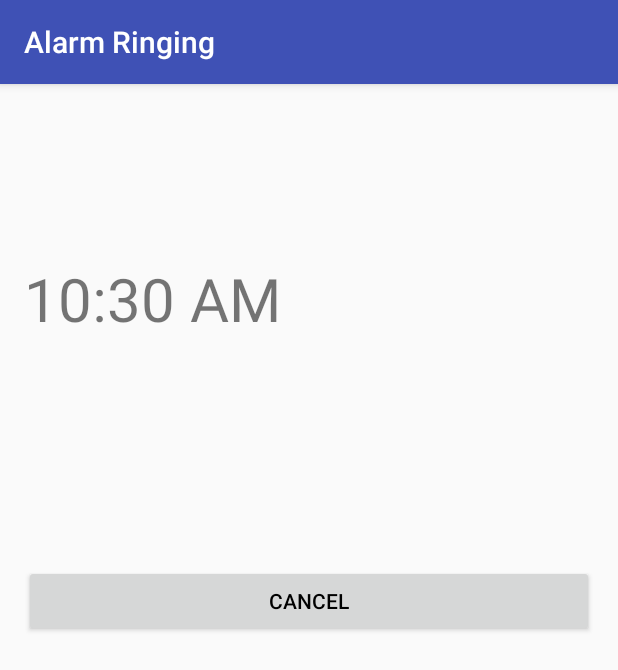
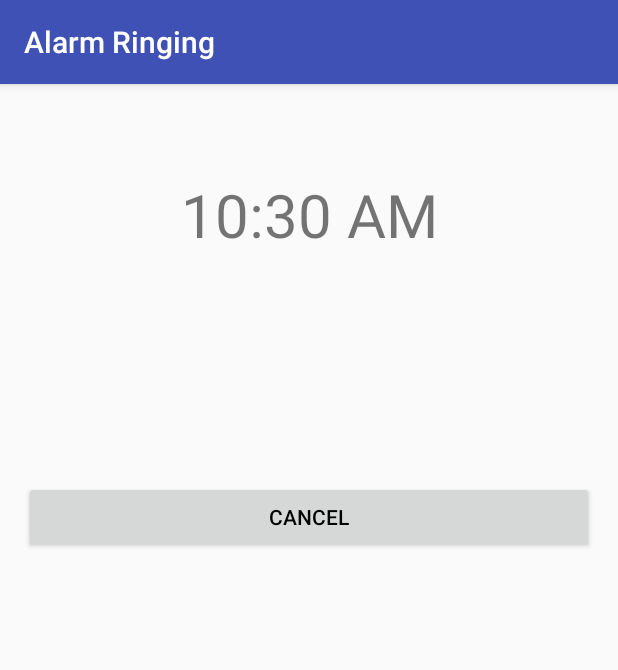
Before and after one commit to AVI5HEK/YourAlarm, an Android app: the RingAlarmActivity screen opened directly, with no data from a screen before it, on a phone screen of 412 x 824 dp. Shown: the top 670 px of the screen. Run offline under Robolectric (Android 15) with nearby library versions, the phone set to English and light mode, and no system bars; 3 statements that could not run were skipped.

```diff
--- a/app/src/main/java/com/framgia/alarm/RingAlarmActivity.java
+++ b/app/src/main/java/com/framgia/alarm/RingAlarmActivity.java
@@ -1,9 +1,12 @@
 package com.framgia.alarm;
 
-import android.media.Ringtone;
-import android.media.RingtoneManager;
+import android.content.Context;
+import android.content.Intent;
+import android.media.AudioManager;
+import android.media.MediaPlayer;
 import android.net.Uri;
 import android.os.Bundle;
+import android.os.Vibrator;
 import android.support.v7.app.AppCompatActivity;
 import android.support.v7.widget.Toolbar;
 import android.view.View;
@@ -13,13 +16,16 @@ import android.widget.Toast;
 
 import com.framgia.alarm.utils.Constants;
 
+import java.io.IOException;
 import java.text.SimpleDateFormat;
 import java.util.Calendar;
 import java.util.Locale;
 
-public class RingAlarmActivity extends AppCompatActivity {
+public class RingAlarmActivity extends AppCompatActivity implements View.OnClickListener, View.OnLongClickListener {
     private TextView mTime, mLabel;
     private Button mButtonCancel;
+    private MediaPlayer mMediaPlayer;
+    private Vibrator mVibrator;
 
     @Override
     protected void onCreate(Bundle savedInstanceState) {
@@ -27,21 +33,59 @@ public class RingAlarmActivity extends AppCompatActivity {
         setContentView(R.layout.activity_ring_alarm);
         Toolbar toolbar = (Toolbar) findViewById(R.id.toolbar);
         setSupportActionBar(toolbar);
-        Toast.makeText(getApplicationContext(), "working", Toast.LENGTH_LONG).show();
+        mInitializeViews();
+        try {
+            mPlayRingtone();
+        } catch (IOException e) {
+            e.printStackTrace();
+        }
+        mTime.setText(new SimpleDateFormat(Constants.HOUR_MINUTE, Locale.US).format(Calendar
+                .getInstance().getTime()));
+        mLabel.setText(getIntent().getExtras().getString(Constants.LABEL));
+        mButtonCancel.setOnClickListener(this);
+        mButtonCancel.setOnLongClickListener(this);
+    }
+
+    private void mPlayRingtone() throws IOException {
+        mVibrator = (Vibrator) getApplicationContext().getSystemService(Context
+                .VIBRATOR_SERVICE);
+        mVibrator.vibrate(Constants.VIBRATOR_TIME);
+        Uri uri = Uri.parse(getIntent().getExtras().getString(Constants.URI));
+        mMediaPlayer = new MediaPlayer();
+        mMediaPlayer.setDataSource(this, uri);
+        final AudioManager audioManager = (AudioManager) getSystemService(Context.AUDIO_SERVICE);
+        if (audioManager.getStreamVolume(AudioManager.STREAM_RING) != Constants.INT_ZERO) {
+            mMediaPlayer.setAudioStreamType(AudioManager.STREAM_RING);
+            mMediaPlayer.setLooping(true);
+            mMediaPlayer.prepare();
+            mMediaPlayer.start();
+        }
+    }
+
+    private void mInitializeViews() {
         mTime = (TextView) findViewById(R.id.text_time);
         mLabel = (TextView) findViewById(R.id.text_label);
         mButtonCancel = (Button) findViewById(R.id.button_dismiss);
-        Uri uri = Uri.parse(getIntent().getExtras().getString(Constants.URI));
-        Ringtone ringtone = RingtoneManager.getRingtone(getApplicationContext(), uri);
-        ringtone.play();
-        mTime.setText(new SimpleDateFormat(Constants.HOUR_MINUTE, Locale.US).format(Calendar
-                .getInstance().getTime()));
-        mLabel.setText(getIntent().getExtras().getString(Constants.LABEL));
-        mButtonCancel.setOnClickListener(new View.OnClickListener() {
-            @Override
-            public void onClick(View v) {
-                finish();
-            }
-        });
+    }
+
+    @Override
+    public void onClick(View v) {
+        if (v.getId() == R.id.button_dismiss)
+            Toast.makeText(getApplicationContext(), getString(R.string
+                    .toast_message_ring_alarm_activity), Toast.LENGTH_LONG).show();
+    }
+
+    @Override
+    public boolean onLongClick(View v) {
+        if (v.getId() == R.id.button_dismiss) {
+            mMediaPlayer.stop();
+            mVibrator.cancel();
+            Intent homeIntent = new Intent(Intent.ACTION_MAIN);
+            homeIntent.addCategory(Intent.CATEGORY_HOME);
+            homeIntent.setFlags(Intent.FLAG_ACTIVITY_CLEAR_TOP);
+            startActivity(homeIntent);
+            finish();
+        }
+        return false;
     }
 }
--- a/app/src/main/java/com/framgia/alarm/utils/Constants.java
+++ b/app/src/main/java/com/framgia/alarm/utils/Constants.java
@@ -13,6 +13,7 @@ public class Constants {
     public static final String EMPTY_STRING = "";
     public static final String HOUR_MINUTE = "hh:mm a";
     public static final long ALARM_INTERVAL = 24 * 60 * 60 * 1000;
+    public static final int VIBRATOR_TIME = 2000;
     public static final int OFF = 0;
     public static final int ON = 1;
     public static final int INT_ZERO = 0;
--- a/app/src/main/res/drawable/list_selector.xml
+++ b/app/src/main/res/drawable/list_selector.xml
@@ -1,6 +1,6 @@
 <?xml version="1.0" encoding="utf-8"?>
 <selector xmlns:android="http://schemas.android.com/apk/res/android">
-    <item android:state_focused="true" android:drawable="@color/colorPrimary" />
-    <item android:state_pressed="true" android:drawable="@color/colorPrimary" />
+    <item android:state_focused="true" android:drawable="@color/colorAccent" />
+    <item android:state_pressed="true" android:drawable="@color/colorAccent" />
     <item android:drawable="@android:color/transparent" />
 </selector>
--- a/app/src/main/res/layout/content_ring_alarm.xml
+++ b/app/src/main/res/layout/content_ring_alarm.xml
@@ -1,8 +1,12 @@
 <?xml version="1.0" encoding="utf-8"?>
-<LinearLayout
+<ScrollView
     xmlns:android="http://schemas.android.com/apk/res/android"
     xmlns:app="http://schemas.android.com/apk/res-auto"
     xmlns:tools="http://schemas.android.com/tools"
+    android:layout_width="match_parent"
+    android:layout_height="match_parent">
+
+    <LinearLayout
         android:layout_width="match_parent"
         android:layout_height="match_parent"
         android:orientation="vertical"
@@ -16,16 +20,18 @@
 
         <TextView
             android:id="@+id/text_time"
-        android:layout_width="wrap_content"
+            android:layout_width="match_parent"
             android:layout_height="wrap_content"
             android:layout_marginTop="@dimen/button_cancel_alarm_margin_top"
+            android:gravity="center"
             android:textSize="@dimen/text_time_size"/>
 
         <TextView
             android:id="@+id/text_label"
-        android:layout_width="wrap_content"
+            android:layout_width="match_parent"
             android:layout_height="wrap_content"
             android:layout_marginTop="@dimen/activity_vertical_margin"
+            android:gravity="center"
             android:textSize="@dimen/text_label_size"/>
 
         <Button
@@ -35,3 +41,4 @@
             android:layout_marginTop="@dimen/button_cancel_alarm_margin_top"
             android:text="@string/delete_alarm_dialog_button_cancel"/>
     </LinearLayout>
+</ScrollView>
--- a/app/src/main/res/values/dimens.xml
+++ b/app/src/main/res/values/dimens.xml
@@ -6,6 +6,6 @@
     <dimen name="text_time_size">40sp</dimen>
     <dimen name="text_label_size">25sp</dimen>
     <dimen name="zero_width">0dp</dimen>
-    <dimen name="toggle_text_size">10sp</dimen>
+    <dimen name="toggle_text_size">8sp</dimen>
     <dimen name="button_cancel_alarm_margin_top">100dp</dimen>
 </resources>
--- a/app/src/main/res/values/strings.xml
+++ b/app/src/main/res/values/strings.xml
@@ -19,4 +19,8 @@
     <string name="delete_alarm_dialog_button_cancel">Cancel</string>
     <string name="delete_alarm_dialog_button_yes">Yes</string>
     <string name="title_activity_ring_alarm">Alarm Ringing</string>
+    <string name="toast_message_ring_alarm_activity">Hold button to cancel alarm</string>
+    <string name="text_activity_main">This is your Alarm app. Press \'+\' button to start
+        creating your alarms!</string>
+    <string name="menu_add_to_calendar">Add to google calendar</string>
 </resources>
```
Also changed, not shown: app/src/main/AndroidManifest.xml (+14 -0 lines), app/src/main/java/com/framgia/alarm/MainActivity.java (+25 -11 lines), app/src/main/java/com/framgia/alarm/SetAlarmActivity.java (+41 -24 lines), app/src/main/java/com/framgia/alarm/model/Alarm.java (+17 -17 lines), app/src/main/java/com/framgia/alarm/utils/AlarmListAdapter.java (+27 -8 lines), app/src/main/java/com/framgia/alarm/utils/AlarmReceiver.java (+2 -15 lines), app/src/main/java/com/framgia/alarm/utils/DatabaseHelper.java (+10 -10 lines), app/src/main/res/layout/content_main.xml (+11 -2 lines), app/src/main/res/menu/menu_set_alarm.xml (+6 -2 lines). Lines whose indentation alone changed are shown as unchanged.
